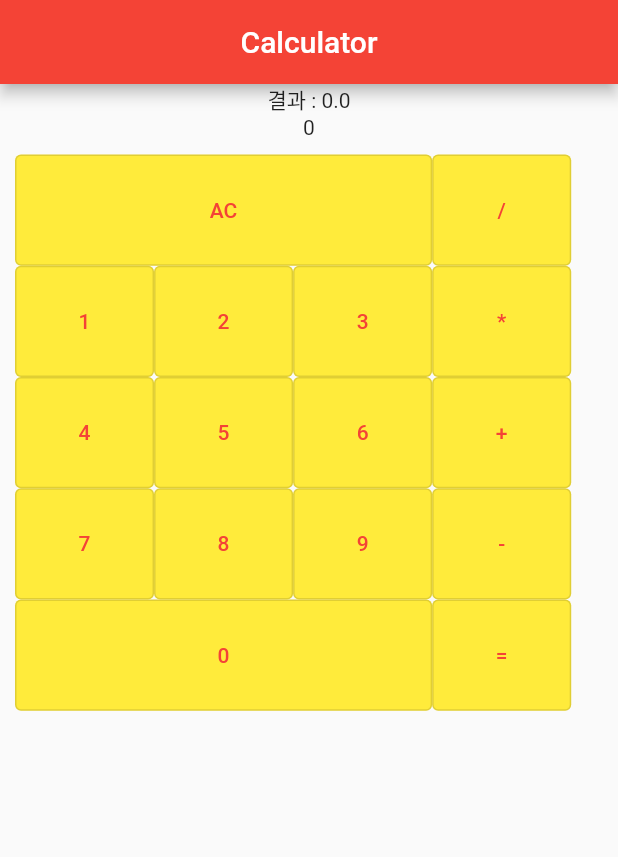
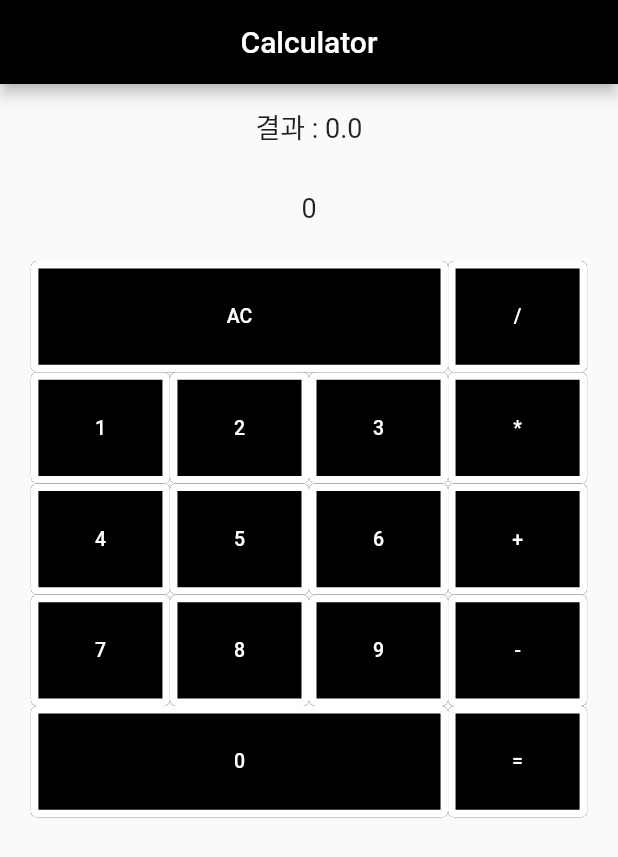
Before and after one commit to DrHagha/kumoh42_flutter_calculator, a Flutter app: the screen it shows after launch, on a phone screen of 412 x 824 dp. Shown: the top 857 px of the screen. Run offline on Flutter 3.47's test engine with Material 2 defaults, Android fonts, the phone set to English and light mode, and no system bars.

Commit message:
대강의 스타일 맞춤

```diff
--- a/lib/main.dart
+++ b/lib/main.dart
@@ -33,7 +33,7 @@
 
   String? selectedOper;
 
-  var mainColor = Colors.yellow;
+  var mainColor = Colors.black;
 
   Map<String, dynamic> operator = {
     "All Clear" : "AC",
@@ -49,24 +49,41 @@
     var buttonWidth = (MediaQuery.of(context).size.width * 0.9) / 4;
     var buttonheight = (MediaQuery.of(context).size.width * 0.9) / 5;
 
+    TextStyle buttonTextStyle = TextStyle(fontSize: 13, color: Colors.white);
+    BorderSide buttonBorderSide = BorderSide(width: 5.0, color: Colors.white);
+
     return Scaffold(
 
       appBar: AppBar(
         title: Text("Calculator"),
         centerTitle: true,
+        backgroundColor: mainColor,
       ),
 
       body: Container(
         child: Column(
           children: <Widget>[
-            Text("결과 : $argument"),
-            Text("$parameter"),
+            Padding(padding: EdgeInsets.all(15),
+              child : Text(
+                "결과 : $argument",
+                style: TextStyle(fontSize: 18),
+              ),
+            ),
+            Padding(padding: EdgeInsets.all(15),
+              child : Text(
+                "$parameter",
+                style: TextStyle(fontSize: 18),
+              )
+            ),
+
+
 
             Padding(
               padding: EdgeInsets.all(10),
               child: Column(
                 children: <Widget>[
                   Row(
+                    mainAxisAlignment: MainAxisAlignment.center,
                     children: <Widget>[
                       OutlinedButton(
                         onPressed: (){
@@ -76,10 +93,14 @@
                             selectedOper = "";
                           });
                         },
-                        child: Text(operator["All Clear"]),
+                        child: Text(
+                          operator["All Clear"],
+                          style: buttonTextStyle,
+                        ),
                         style: OutlinedButton.styleFrom(
                           backgroundColor: mainColor,
-                          fixedSize: Size(buttonWidth * 3,buttonheight)
+                          fixedSize: Size(buttonWidth * 3,buttonheight),
+                          side: buttonBorderSide
                         ),
                       ),
                       OutlinedButton(
@@ -90,27 +111,36 @@
                             parameter = 0;
                           });
                         },
-                        child: Text(operator["DIVISION"]),
+                        child: Text(
+                          operator["DIVISION"],
+                          style: buttonTextStyle
+                        ),
                         style: OutlinedButton.styleFrom(
                           backgroundColor: mainColor,
-                          fixedSize: Size(buttonWidth,buttonheight)
+                          fixedSize: Size(buttonWidth,buttonheight),
+                          side: buttonBorderSide
                         ),
                       )
                     ],
                   ),
 
                   Row(
+                    mainAxisAlignment: MainAxisAlignment.center,
                     children: <Widget>[
-                     OutlinedButton(
+                    OutlinedButton(
                         onPressed: (){
                           setState(() {
                             parameter = (parameter * 10) + 1;
                           });
                         },
-                        child: Text("1"),
+                        child: Text(
+                          "1",
+                          style: buttonTextStyle,
+                        ),
                         style: OutlinedButton.styleFrom(
                           backgroundColor: mainColor,
-                          fixedSize: Size(buttonWidth,buttonheight)
+                          fixedSize: Size(buttonWidth,buttonheight),
+                          side: buttonBorderSide
                         ),
                       ),
                       OutlinedButton(
@@ -119,10 +149,14 @@
                             parameter = (parameter * 10) + 2;
                           });
                         },
-                        child: Text("2"),
+                        child: Text(
+                          "2",
+                          style: buttonTextStyle
+                        ),
                         style: OutlinedButton.styleFrom(
                           backgroundColor: mainColor,
-                          fixedSize: Size(buttonWidth,buttonheight)
+                          fixedSize: Size(buttonWidth,buttonheight),
+                          side: buttonBorderSide
                         ),
                       ),
                       OutlinedButton(
@@ -131,10 +165,14 @@
                             parameter = (parameter * 10) + 3;
                           });
                         },
-                        child: Text("3"),
+                        child: Text(
+                          "3",
+                          style: buttonTextStyle
+                        ),
                         style: OutlinedButton.styleFrom(
                           backgroundColor: mainColor,
-                          fixedSize: Size(buttonWidth,buttonheight)
+                          fixedSize: Size(buttonWidth,buttonheight),
+                          side: buttonBorderSide
                         ),
                       ),
                       OutlinedButton(
@@ -145,27 +183,36 @@
                             parameter = 0;
                           });
                         },
-                        child: Text(operator["MULTIPLE"]),
+                        child: Text(
+                          operator["MULTIPLE"],
+                          style: buttonTextStyle,
+                          ),
                         style: OutlinedButton.styleFrom(
                           backgroundColor: mainColor,
-                          fixedSize: Size(buttonWidth,buttonheight)
+                          fixedSize: Size(buttonWidth,buttonheight),
+                          side: buttonBorderSide
                         ),
                       )
                     ],
                   ),
 
                   Row(
+                    mainAxisAlignment: MainAxisAlignment.center,
                     children: <Widget>[
-                     OutlinedButton(
+                    OutlinedButton(
                         onPressed: (){
                           setState(() {
                             parameter = (parameter * 10) + 4;
                           });
                         },
-                        child: Text("4"),
+                        child: Text(
+                          "4",
+                          style: buttonTextStyle
+                        ),
                         style: OutlinedButton.styleFrom(
                           backgroundColor: mainColor,
-                          fixedSize: Size(buttonWidth,buttonheight)
+                          fixedSize: Size(buttonWidth,buttonheight),
+                          side: buttonBorderSide
                         ),
                       ),
                       OutlinedButton(
@@ -174,10 +221,14 @@
                             parameter = (parameter * 10) + 5;
                           });
                         },
-                        child: Text("5"),
+                        child: Text(
+                          "5",
+                          style: buttonTextStyle
+                        ),
                         style: OutlinedButton.styleFrom(
                           backgroundColor: mainColor,
-                          fixedSize: Size(buttonWidth,buttonheight)
+                          fixedSize: Size(buttonWidth,buttonheight),
+                          side: buttonBorderSide
                         ),
                       ),
                       OutlinedButton(
@@ -186,10 +237,14 @@
                             parameter = (parameter * 10) + 6;
                           });
                         },
-                        child: Text("6"),
+                        child: Text(
+                          "6",
+                          style: buttonTextStyle
+                        ),
                         style: OutlinedButton.styleFrom(
                           backgroundColor: mainColor,
-                          fixedSize: Size(buttonWidth,buttonheight)
+                          fixedSize: Size(buttonWidth,buttonheight),
+                          side: buttonBorderSide
                         ),
                       ),
                       OutlinedButton(
@@ -200,27 +255,36 @@
                             parameter = 0;
                           });
                         },
-                        child: Text(operator["PLUS"]),
+                        child: Text(
+                          operator["PLUS"],
+                          style: buttonTextStyle
+                        ),
                         style: OutlinedButton.styleFrom(
                           backgroundColor: mainColor,
-                          fixedSize: Size(buttonWidth,buttonheight)
+                          fixedSize: Size(buttonWidth,buttonheight),
+                          side: buttonBorderSide
                         ),
                       )
                     ],
                   ),
 
                   Row(
+                    mainAxisAlignment: MainAxisAlignment.center,
                     children: <Widget>[
-                     OutlinedButton(
+                    OutlinedButton(
                         onPressed: (){
                           setState(() {
                             parameter = (parameter * 10) + 7;
                           });
                         },
-                        child: Text("7"),
+                        child: Text(
+                          "7",
+                          style: buttonTextStyle
+                        ),
                         style: OutlinedButton.styleFrom(
                           backgroundColor: mainColor,
-                          fixedSize: Size(buttonWidth,buttonheight)
+                          fixedSize: Size(buttonWidth,buttonheight),
+                          side: buttonBorderSide
                         ),
                       ),
                       OutlinedButton(
@@ -229,10 +293,14 @@
                             parameter = (parameter * 10) + 8;
                           });
                         },
-                        child: Text("8"),
+                        child: Text(
+                          "8",
+                          style: buttonTextStyle
+                        ),
                         style: OutlinedButton.styleFrom(
                           backgroundColor: mainColor,
-                          fixedSize: Size(buttonWidth,buttonheight)
+                          fixedSize: Size(buttonWidth,buttonheight),
+                          side: buttonBorderSide
                         ),
                       ),
                       OutlinedButton(
@@ -241,10 +309,14 @@
                             parameter = (parameter * 10) + 9;
                           });
                         },
-                        child: Text("9"),
+                        child: Text(
+                          "9",
+                          style: buttonTextStyle
+                        ),
                         style: OutlinedButton.styleFrom(
                           backgroundColor: mainColor,
-                          fixedSize: Size(buttonWidth,buttonheight)
+                          fixedSize: Size(buttonWidth,buttonheight),
+                          side: buttonBorderSide
                         ),
                       ),
                       OutlinedButton(
@@ -255,27 +327,36 @@
                             parameter = 0;
                           });
                         },
-                        child: Text(operator["MINUS"]),
+                        child: Text(
+                          operator["MINUS"],
+                          style: buttonTextStyle
+                        ),
                         style: OutlinedButton.styleFrom(
                           backgroundColor: mainColor,
-                          fixedSize: Size(buttonWidth,buttonheight)
+                          fixedSize: Size(buttonWidth,buttonheight),
+                          side: buttonBorderSide
                         ),
                       )
                     ],
                   ),
 
                   Row(
+                    mainAxisAlignment: MainAxisAlignment.center,
                     children: <Widget>[
-                     OutlinedButton(
+                    OutlinedButton(
                         onPressed: (){
                           setState(() {
                             parameter = (parameter * 10);
                           });
                         },
-                        child: Text("0"),
+                        child: Text(
+                          "0",
+                          style: buttonTextStyle
+                        ),
                         style: OutlinedButton.styleFrom(
                           backgroundColor: mainColor,
-                          fixedSize: Size(buttonWidth * 3,buttonheight)
+                          fixedSize: Size(buttonWidth * 3,buttonheight),
+                          side: buttonBorderSide
                         ),
                       ),
 
@@ -289,7 +370,7 @@
                             }else if(selectedOper == operator["MULTIPLE"]){
                               argument = parameter * argument;
                             }else if(selectedOper == operator["DIVISION"]){
-                              argument = parameter / argument;
+                              argument = argument / parameter;
                             }else{
                               argument = 0;
                               parameter = 0;
@@ -297,10 +378,14 @@
                             parameter = 0;
                           });
                         },
-                        child: Text(operator["EQUAL"]),
+                        child: Text(
+                          operator["EQUAL"],
+                          style: buttonTextStyle
+                        ),
                         style: OutlinedButton.styleFrom(
                           backgroundColor: mainColor,
-                          fixedSize: Size(buttonWidth,buttonheight)
+                          fixedSize: Size(buttonWidth,buttonheight),
+                          side: buttonBorderSide
                         ),
                       )
                     ],
@@ -308,7 +393,9 @@
 
                 ],
               ),
-            )
+            ),
+
+
 
           ],
         ),
```
Also changed, not shown: readme.txt (added).
